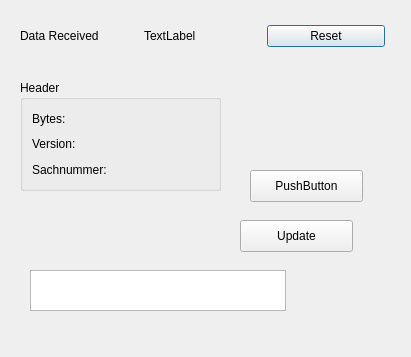
Above: mydialog.ui from lj8385174/terminalQt before the change. Below: the same form after it.
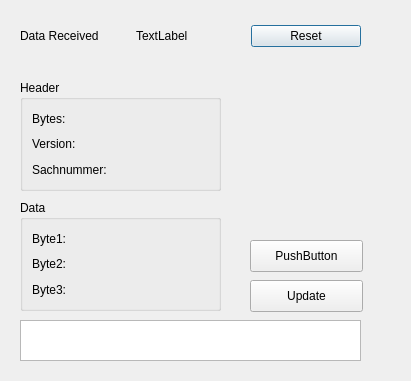
That is the form after the change.

Commit message: add some labels, filled with data from dataStream

```diff
--- a/mydialog.ui
+++ b/mydialog.ui
@@ -7,7 +7,7 @@
     <x>0</x>
     <y>0</y>
     <width>411</width>
-    <height>357</height>
+    <height>381</height>
    </rect>
   </property>
   <property name="windowTitle">
@@ -18,7 +18,7 @@
     <rect>
      <x>20</x>
      <y>20</y>
-     <width>365</width>
+     <width>341</width>
      <height>32</height>
     </rect>
    </property>
@@ -50,7 +50,7 @@
    <property name="geometry">
     <rect>
      <x>250</x>
-     <y>170</y>
+     <y>240</y>
      <width>113</width>
      <height>32</height>
     </rect>
@@ -116,9 +116,9 @@
   <widget class="QPlainTextEdit" name="plainTextEdit">
    <property name="geometry">
     <rect>
-     <x>30</x>
-     <y>270</y>
-     <width>256</width>
+     <x>20</x>
+     <y>320</y>
+     <width>341</width>
      <height>41</height>
     </rect>
    </property>
@@ -141,8 +141,8 @@
   <widget class="QPushButton" name="Update">
    <property name="geometry">
     <rect>
-     <x>240</x>
-     <y>220</y>
+     <x>250</x>
+     <y>280</y>
      <width>113</width>
      <height>32</height>
     </rect>
@@ -151,6 +151,60 @@
     <string>Update</string>
    </property>
   </widget>
+  <widget class="QGroupBox" name="groupBox_2">
+   <property name="geometry">
+    <rect>
+     <x>20</x>
+     <y>200</y>
+     <width>201</width>
+     <height>111</height>
+    </rect>
+   </property>
+   <property name="title">
+    <string>Data</string>
+   </property>
+   <layout class="QVBoxLayout" name="verticalLayout_4">
+    <item>
+     <widget class="QLabel" name="label_byte1">
+      <property name="sizePolicy">
+       <sizepolicy hsizetype="Preferred" vsizetype="Preferred">
+        <horstretch>0</horstretch>
+        <verstretch>0</verstretch>
+       </sizepolicy>
+      </property>
+      <property name="text">
+       <string>Byte1: </string>
+      </property>
+     </widget>
+    </item>
+    <item>
+     <widget class="QLabel" name="label_byte2">
+      <property name="sizePolicy">
+       <sizepolicy hsizetype="Preferred" vsizetype="Preferred">
+        <horstretch>0</horstretch>
+        <verstretch>0</verstretch>
+       </sizepolicy>
+      </property>
+      <property name="text">
+       <string>Byte2: </string>
+      </property>
+     </widget>
+    </item>
+    <item>
+     <widget class="QLabel" name="label_byte3">
+      <property name="sizePolicy">
+       <sizepolicy hsizetype="Preferred" vsizetype="Preferred">
+        <horstretch>0</horstretch>
+        <verstretch>0</verstretch>
+       </sizepolicy>
+      </property>
+      <property name="text">
+       <string>Byte3: </string>
+      </property>
+     </widget>
+    </item>
+   </layout>
+  </widget>
  </widget>
  <resources/>
  <connections/>
```
The commit also changes 2 other files.
